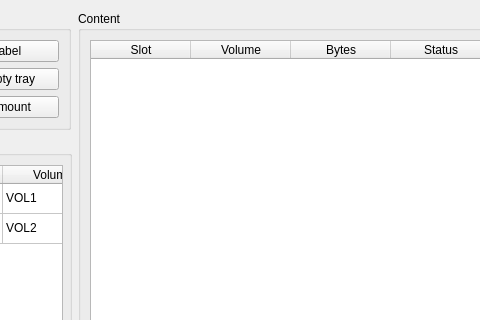
rkorzeniewski/bacula, file bacula/src/qt-console/storage/content.ui: the form before one commit; both pictures show x 180 to 660 and y 0 to 320 of the 949 by 695 pixel window.
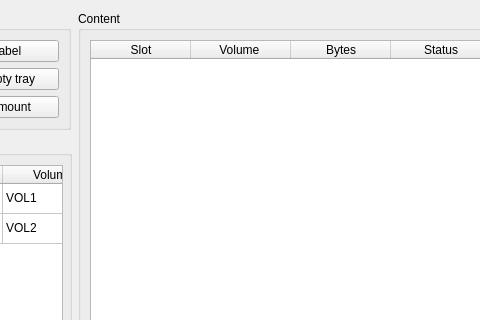
The form after the commit. Icons and pictures are not drawn.

Commit message: try to make content table work!!

```diff
--- a/bacula/src/qt-console/storage/content.ui
+++ b/bacula/src/qt-console/storage/content.ui
@@ -256,42 +256,42 @@
         </property>
         <column>
          <property name="text" >
-          <string>Slot</string>
+          <string>  Slot  </string>
          </property>
         </column>
         <column>
          <property name="text" >
-          <string>Volume</string>
+          <string>  Volume   </string>
          </property>
         </column>
         <column>
          <property name="text" >
-          <string>Bytes</string>
+          <string>   Bytes   </string>
          </property>
         </column>
         <column>
          <property name="text" >
-          <string>Status</string>
+          <string>   Status   </string>
          </property>
         </column>
         <column>
          <property name="text" >
-          <string>Media Type</string>
+          <string>   Media Type   </string>
          </property>
         </column>
         <column>
          <property name="text" >
-          <string>Pool</string>
+          <string>   Pool   </string>
          </property>
         </column>
         <column>
          <property name="text" >
-          <string>Last Written</string>
+          <string>   Last Written   </string>
          </property>
         </column>
         <column>
          <property name="text" >
-          <string>When expire?</string>
+          <string>   When expire?   </string>
          </property>
         </column>
        </widget>
```
The commit also changes 1 other file.
